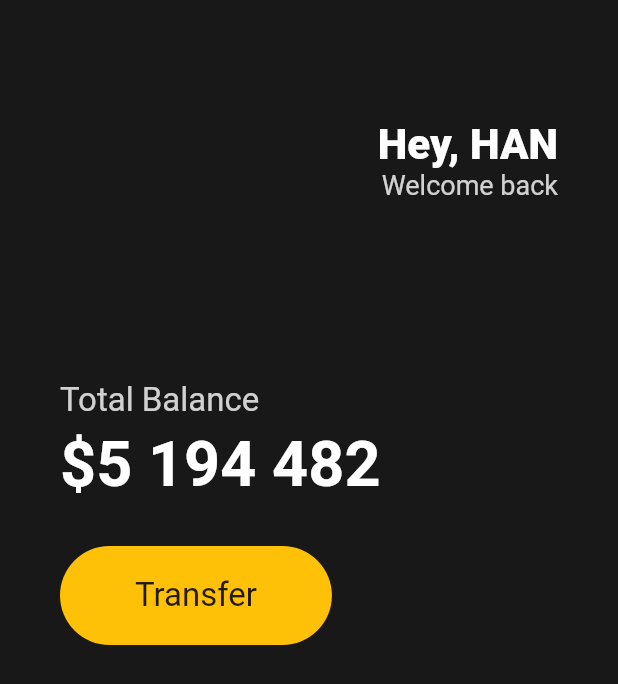
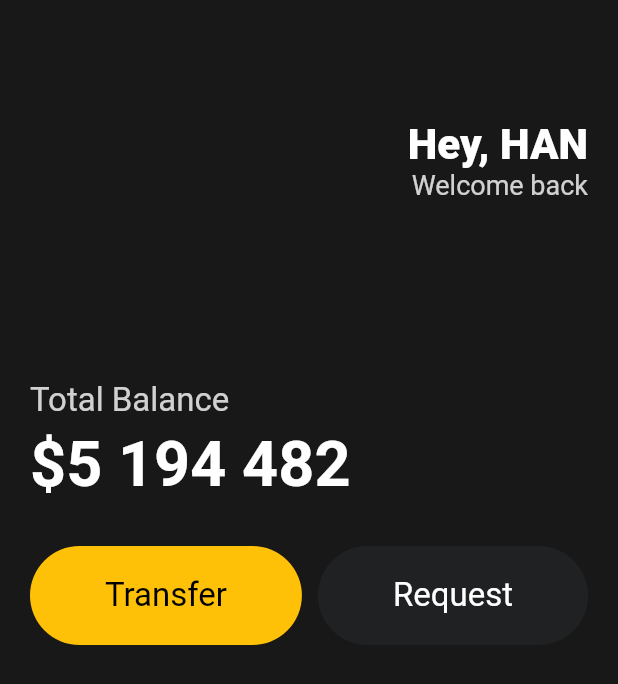
Before and after one commit to gksehfapd/toonflix, a Flutter app: the screen it shows after launch, on a phone screen of 412 x 824 dp. Shown: the top 684 px of the screen. Run offline on Flutter 3.47's test engine with Material 2 defaults, Android fonts, the phone set to English and light mode, and no system bars.

Commit message:
feat: reusable widgets

```diff
--- a/lib/main.dart
+++ b/lib/main.dart
@@ -1,5 +1,6 @@
 import 'package:flutter/cupertino.dart';
 import 'package:flutter/material.dart';
+import 'package:toonflix/widgets/button.dart';
 
 class Player {
   String name;
@@ -8,8 +9,6 @@ class Player {
 }
 
 void main() {
-  var han = Player(name: 'DM');
-
   runApp(const App());
 }
 
@@ -23,7 +22,7 @@ class App extends StatelessWidget {
         backgroundColor: const Color(0xFF181818),
         body: Padding(
           padding: const EdgeInsets.symmetric(
-            horizontal: 40,
+            horizontal: 20,
           ),
           child: Column(
             crossAxisAlignment: CrossAxisAlignment.start,
@@ -78,26 +77,17 @@ class App extends StatelessWidget {
                 ),
               ),
               const SizedBox(height: 30),
-              Row(
+              const Row(
+                mainAxisAlignment: MainAxisAlignment.spaceBetween,
                 children: [
-                  Container(
-                    decoration: BoxDecoration(
-                      color: Colors.amber,
-                      borderRadius: BorderRadius.circular(45),
-                    ),
-                    child: const Padding(
-                      padding: EdgeInsets.symmetric(
-                        vertical: 20,
-                        horizontal: 50,
-                      ),
-                      child: Text(
-                        'Transfer',
-                        style: TextStyle(
-                          fontSize: 22,
-                        ),
-                      ),
-                    ),
-                  )
+                  Button(
+                      text: 'Transfer',
+                      bgColor: Colors.amber,
+                      textColor: Colors.black),
+                  Button(
+                      text: 'Request',
+                      bgColor: Color(0xFF1F2123),
+                      textColor: Colors.white),
                 ],
               )
             ],
--- /dev/null
+++ b/lib/widgets/button.dart
@@ -0,0 +1,36 @@
+import 'package:flutter/material.dart';
+
+class Button extends StatelessWidget {
+  final String text;
+  final Color bgColor;
+  final Color textColor;
+
+  const Button(
+      {super.key,
+      required this.text,
+      required this.bgColor,
+      required this.textColor});
+
+  @override
+  Widget build(BuildContext context) {
+    return Container(
+      decoration: BoxDecoration(
+        color: bgColor,
+        borderRadius: BorderRadius.circular(45),
+      ),
+      child: Padding(
+        padding: const EdgeInsets.symmetric(
+          vertical: 20,
+          horizontal: 50,
+        ),
+        child: Text(
+          text,
+          style: TextStyle(
+            color: textColor,
+            fontSize: 22,
+          ),
+        ),
+      ),
+    );
+  }
+}
```
